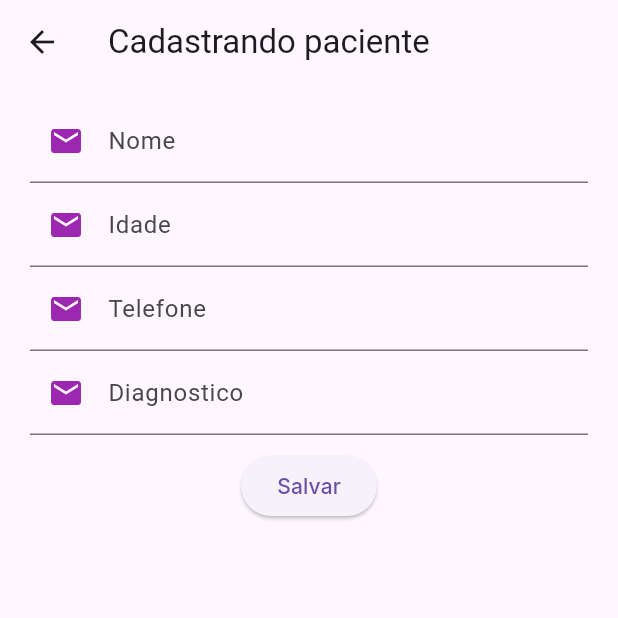
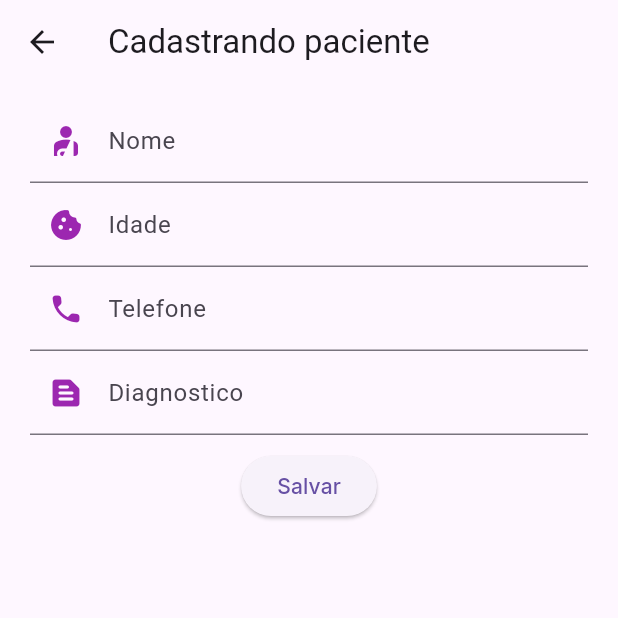
Before and after one commit to antonioalberto-dev/flutter_firebase, a Flutter app: the screen it shows after launch, in the side drawer, after a tap on "Adicionar paciente", on a phone screen of 412 x 824 dp, the top half of it. Run offline on Flutter 3.47's test engine with Material 2 defaults, Android fonts, the phone set to English and light mode, and no system bars; our stand-ins replace cloud_firestore, firebase_core, flutter_slidable, google_fonts; accounts and stored records are empty.

```diff
--- a/lib/components/text_field_item.dart
+++ b/lib/components/text_field_item.dart
@@ -3,11 +3,13 @@ import 'package:flutter/material.dart';
 class TextFieldItem extends StatelessWidget {
   final labelText, hinterText;
   final TextEditingController controller;
+  final IconData icon;
 
-  TextFieldItem({
+  const TextFieldItem({
     required this.labelText,
     this.hinterText,
     required this.controller,
+    required this.icon,
   });
 
   @override
@@ -23,7 +25,7 @@ class TextFieldItem extends StatelessWidget {
           errorBorder: const OutlineInputBorder(
             borderSide: BorderSide(width: 3, color: Colors.red),
           ),
-          prefixIcon: const Icon(Icons.email, color: Colors.purple)),
+          prefixIcon: Icon(icon, color: Colors.purple)),
     );
   }
 }
--- a/lib/main.dart
+++ b/lib/main.dart
@@ -1,4 +1,4 @@
-import 'package:crud_firebase/screens/home_page.dart';
+import 'package:crud_firebase/screens/list_patient.dart';
 import 'package:firebase_core/firebase_core.dart';
 import 'package:flutter/material.dart';
 import 'package:google_fonts/google_fonts.dart';
@@ -22,7 +22,7 @@ class MyApp extends StatelessWidget {
         primaryColor: Colors.purple,
         secondaryHeaderColor: Colors.deepPurple
       ),
-      home: const HomePage(),
+      home: const ListPatient(),
     );
   }
 }
--- a/lib/screens/form_patient.dart
+++ b/lib/screens/form_patient.dart
@@ -54,21 +54,25 @@ class _FormPatientState extends State<FormPatient> {
                 labelText: "Nome",
                 hinterText: null,
                 controller: nameController,
+                icon: Icons.personal_injury_rounded,
               ),
               TextFieldItem(
                 labelText: "Idade",
                 hinterText: null,
                 controller: yearsController,
+                icon: Icons.cookie_rounded,
               ),
               TextFieldItem(
                 labelText: "Telefone",
                 hinterText: null,
                 controller: phoneController,
+                icon: Icons.local_phone_rounded,
               ),
               TextFieldItem(
                 labelText: "Diagnostico",
                 hinterText: null,
                 controller: diagnosticController,
+                icon: Icons.text_snippet_rounded,
               ),
               const SizedBox(height: 10),
               ElevatedButton(
```
Also changed, not shown: lib/screens/list_patient.dart (renamed from lib/screens/home_page.dart, +4 -7 lines).
